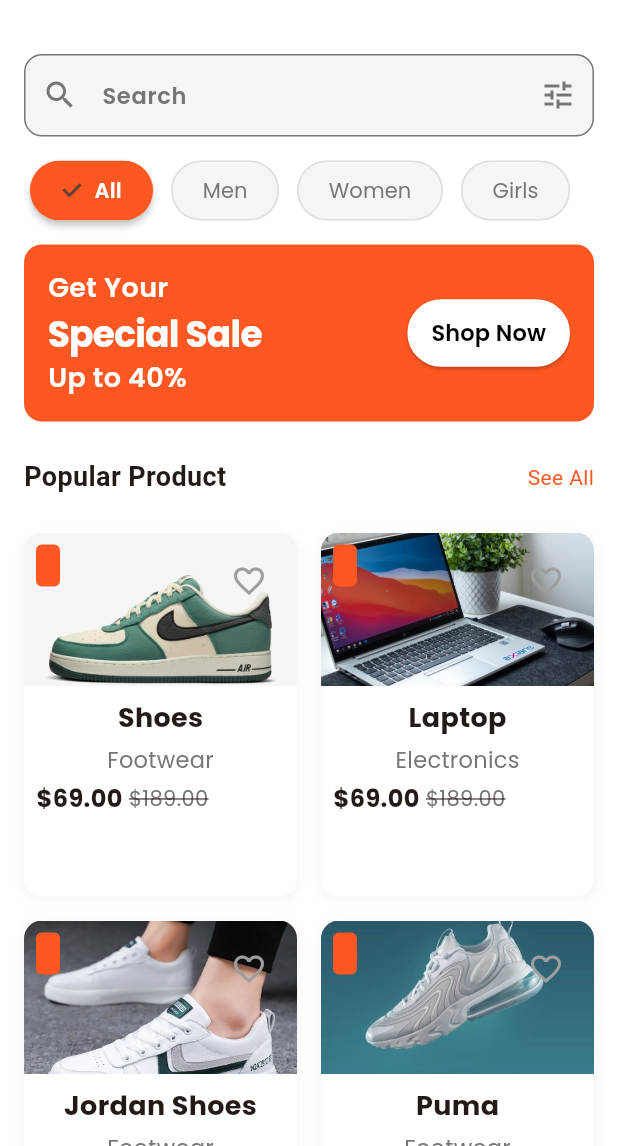
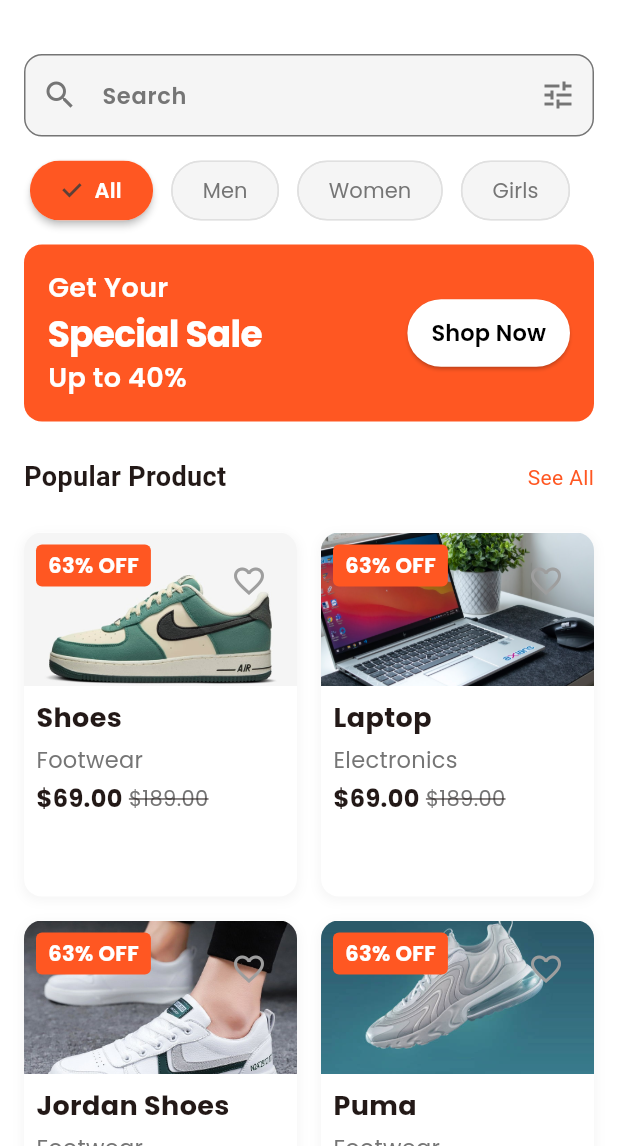
Before and after one commit to olifat2/firstAppMobile, a Flutter app: the HomeScreen screen opened directly, on a phone screen of 412 x 824 dp, the part 90-1236 px from its top. Run offline on Flutter 3.47's test engine with Material 3 defaults, Android fonts, the phone set to English and light mode, and no system bars; our stand-ins replace get, get_storage, google_fonts; accounts and stored records are empty.

Commit message:
dernier detail

```diff
--- a/lib/view/widgets/product_card.dart
+++ b/lib/view/widgets/product_card.dart
@@ -76,7 +76,7 @@ class ProductCard extends StatelessWidget {
 
                     // discount text
                     child: Text(
-                      '',
+                      '${calculateDiscount(product.price, product.oldPrice!)}% OFF',
                       style: AppTextStyle.withColor(
                         AppTextStyle.withWeight(
                           AppTextStyle.bodySmall,
@@ -94,6 +94,7 @@ class ProductCard extends StatelessWidget {
           Padding(
             padding: EdgeInsets.all(screenWidth * 0.02),
             child: Column(
+              crossAxisAlignment: CrossAxisAlignment.start,
               children: [
                 Text(
                   product.name,
@@ -144,4 +145,9 @@ class ProductCard extends StatelessWidget {
       ),
     );
   }
+
+  // calculate discount
+  int calculateDiscount(double currentPrice, double oldPrice){
+    return (((oldPrice - currentPrice) / oldPrice) * 100) .round();
+  }
 }
```
